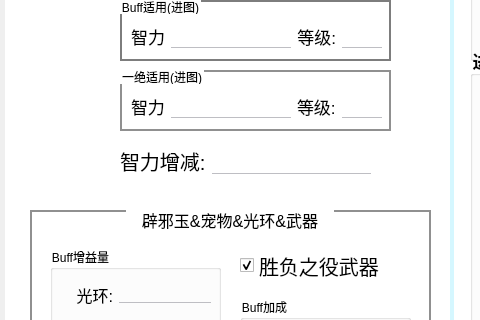
First picture: the form in uncompiled/UI.ui, repository Vixiu/count_buff, before the edit; both pictures show x 0 to 480 and y 170 to 490 of the 1131 by 791 pixel window.
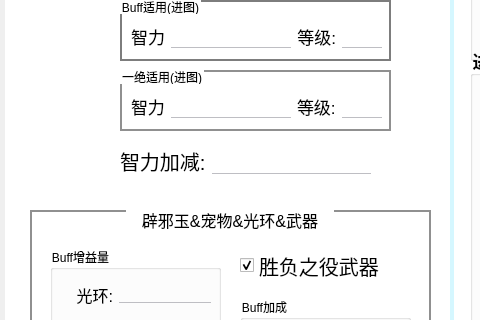
Second picture: the form after the edit. The open tabs and pages were chosen to show the change. Icons and pictures are not drawn.

The edit to the form file:
```diff
--- a/uncompiled/UI.ui
+++ b/uncompiled/UI.ui
@@ -2676,7 +2676,7 @@
         </font>
        </property>
        <property name="text">
-        <string>智力增减:</string>
+        <string>智力加减:</string>
        </property>
       </widget>
      </item>
```
Left out of the diff: 18 changed lines with no effect on the pictures.
